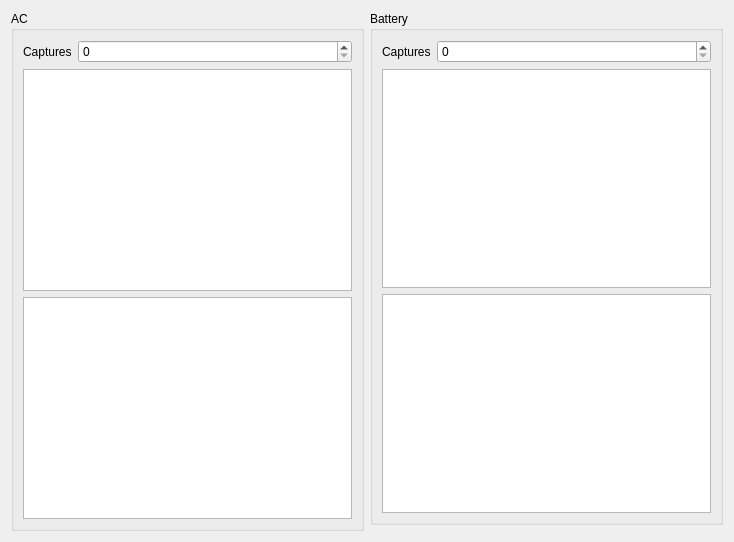
nullobsi/clight-gui, file src/gui/SensorTab.ui: the form before one commit.
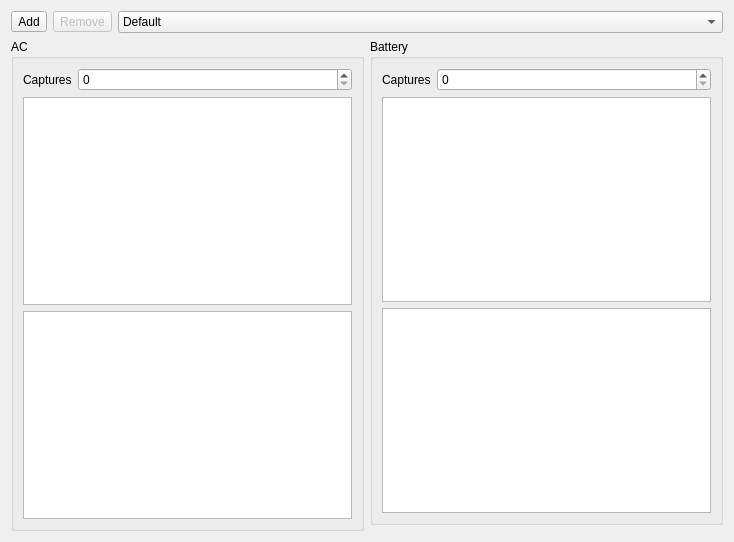
The form after the commit. Icons and pictures are not drawn. Custom widgets are drawn as their Qt base class.

Commit message: update sensor tab ui

What changed in the file:
```diff
--- a/src/gui/SensorTab.ui
+++ b/src/gui/SensorTab.ui
@@ -14,8 +14,8 @@
    <string>SensorTab</string>
   </property>
   <layout class="QGridLayout" name="gridLayout">
-   <item row="0" column="1">
-    <widget class="QGroupBox" name="groupBox_2">
+   <item row="4" column="1">
+    <widget class="QGroupBox" name="batLayout">
      <property name="title">
       <string>Battery</string>
      </property>
@@ -47,8 +47,8 @@
      </layout>
     </widget>
    </item>
-   <item row="0" column="0" rowspan="2">
-    <widget class="QGroupBox" name="groupBox">
+   <item row="4" column="0" rowspan="2">
+    <widget class="QGroupBox" name="acLayout">
      <property name="title">
       <string>AC</string>
      </property>
@@ -80,6 +80,42 @@
      </layout>
     </widget>
    </item>
+   <item row="1" column="0" colspan="2">
+    <layout class="QHBoxLayout" name="topLayout">
+     <item>
+      <widget class="QToolButton" name="addOverrideBtn">
+       <property name="text">
+        <string>Add</string>
+       </property>
+       <property name="icon">
+        <iconset theme="add"/>
+       </property>
+      </widget>
+     </item>
+     <item>
+      <widget class="QToolButton" name="rmOverrideBtn">
+       <property name="enabled">
+        <bool>false</bool>
+       </property>
+       <property name="text">
+        <string>Remove</string>
+       </property>
+       <property name="icon">
+        <iconset theme="remove"/>
+       </property>
+      </widget>
+     </item>
+     <item>
+      <widget class="QComboBox" name="overrideComboBox">
+       <item>
+        <property name="text">
+         <string>Default</string>
+        </property>
+       </item>
+      </widget>
+     </item>
+    </layout>
+   </item>
   </layout>
  </widget>
  <customwidgets>
```
Left out of the diff: 8 changed lines with no effect on the pictures.
